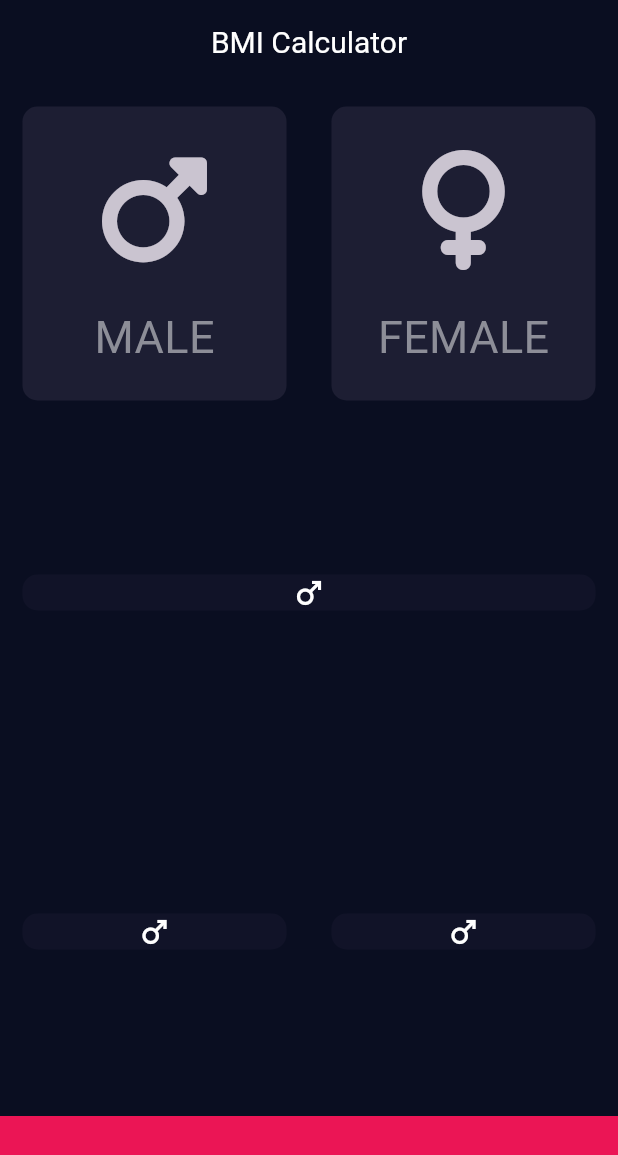
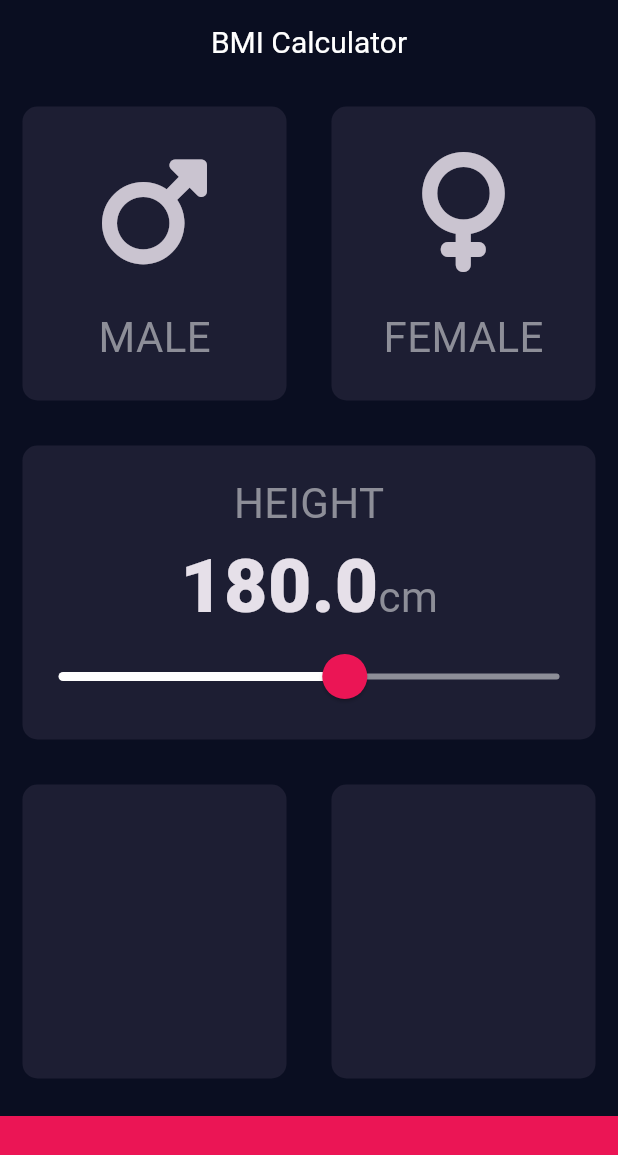
Before and after one commit to AhmedA005/BMICalculator, a Flutter app: the screen it shows after launch, on a phone screen of 412 x 824 dp. Shown: the top 1155 px of the screen. Run offline on Flutter 3.47's test engine with Material 3 defaults, Android fonts, the phone set to English and light mode, and no system bars; our stand-ins replace font_awesome_flutter.

Commit message:
refactor, added slider

```diff
--- /dev/null
+++ b/lib/constants.dart
@@ -0,0 +1,15 @@
+import 'package:flutter/material.dart';
+
+const kBottomContainerHeight = 80.0;
+const kBottomContainerColor = Color(0xFFEB1555);
+const kActiveCardColor = Color(0XFF111328);
+const kInactiveCardColor = Color(0XFF1D1E33);
+const kSliderActiveColor = Color(0xFFEB1555);
+const kSliderInactiveColor = Color(0xFF8D8E98);
+
+const kLabelTextStyle = TextStyle(
+  fontSize: 28,
+  color: Color(0xFF8D8E98),
+);
+
+const kNumberTextStyle = TextStyle(fontSize: 50, fontWeight: FontWeight.w900);
--- a/lib/icon_content.dart
+++ b/lib/icon_content.dart
@@ -1,15 +1,14 @@
 import 'package:flutter/material.dart';
 import 'package:font_awesome_flutter/font_awesome_flutter.dart';
 
-const genderTextStyle = TextStyle(
-  fontSize: 30,
-  color: Color(0xFF8D8E98),
-);
+import 'constants.dart';
 
 class IconContent extends StatelessWidget {
   const IconContent({super.key, required this.icon, required this.gender});
+
   final IconData icon;
   final String gender;
+
   @override
   Widget build(BuildContext context) {
     return Column(
@@ -25,7 +24,7 @@ class IconContent extends StatelessWidget {
         const SizedBox(
           height: 15,
         ),
-        Text(gender, style: genderTextStyle),
+        Text(gender, style: kLabelTextStyle),
       ],
     );
   }
--- a/lib/input_page.dart
+++ b/lib/input_page.dart
@@ -1,12 +1,9 @@
 import 'package:flutter/material.dart';
 import 'package:font_awesome_flutter/font_awesome_flutter.dart';
+
+import 'constants.dart';
 import 'icon_content.dart';
 import 'reusable_card.dart';
-
-const bottomContainerHeight = 80.0;
-const bottomContainerColor = Color(0xFFEB1555);
-const activeCardColor = Color(0XFF111328);
-const inactiveCardColor = Color(0XFF1D1E33);
 
 enum Gender { male, female }
 
@@ -18,9 +15,8 @@ class InputPage extends StatefulWidget {
 }
 
 class _InputPageState extends State<InputPage> {
-  Color maleCardColor = inactiveCardColor;
-  Color femaleCardColor = inactiveCardColor;
   Gender? selectedGender;
+  double height = 180;
 
   @override
   Widget build(BuildContext context) {
@@ -35,69 +31,117 @@ class _InputPageState extends State<InputPage> {
             child: Row(
               children: [
                 Expanded(
-                  child: GestureDetector(
-                    onTap: () {
+                  child: ReusableCard(
+                    onPress: () {
                       setState(() {
                         selectedGender = Gender.male;
                       });
                     },
-                    child: ReusableCard(
                     color: selectedGender == Gender.male
-                          ? activeCardColor
-                          : inactiveCardColor,
+                        ? kActiveCardColor
+                        : kInactiveCardColor,
                     cardChild: const IconContent(
                         icon: FontAwesomeIcons.mars, gender: 'MALE'),
                   ),
                 ),
-                ),
                 Expanded(
-                  child: GestureDetector(
-                    onTap: () {
+                  child: ReusableCard(
+                    onPress: () {
                       setState(() {
                         selectedGender = Gender.female;
                       });
                     },
-                    child: ReusableCard(
                     color: selectedGender == Gender.female
-                          ? activeCardColor
-                          : inactiveCardColor,
+                        ? kActiveCardColor
+                        : kInactiveCardColor,
                     cardChild: const IconContent(
                         icon: FontAwesomeIcons.venus, gender: 'FEMALE'),
-                    ),
                   ),
                 ),
               ],
             ),
           ),
-          const Expanded(
+          Expanded(
             child: Row(
               children: [
                 Expanded(
                   child: ReusableCard(
-                      color: activeCardColor, cardChild: FaIcon(Icons.male)),
+                    color: kInactiveCardColor,
+                    cardChild: Column(
+                      mainAxisAlignment: MainAxisAlignment.center,
+                      children: [
+                        const Text(
+                          'HEIGHT',
+                          style: kLabelTextStyle,
+                        ),
+                        Row(
+                          mainAxisAlignment: MainAxisAlignment.center,
+                          crossAxisAlignment: CrossAxisAlignment.baseline,
+                          textBaseline: TextBaseline.alphabetic,
+                          children: [
+                            Text(
+                              height.toString(),
+                              style: kNumberTextStyle,
+                            ),
+                            const Text(
+                              'cm',
+                              style: kLabelTextStyle,
+                            )
+                          ],
+                        ),
+                        SliderTheme(
+                          data: SliderTheme.of(context).copyWith(
+                            inactiveTrackColor: kSliderInactiveColor,
+                            thumbColor: const Color(0xFFEB1555),
+                            overlayColor: const Color(0x39EB1555),
+                            activeTrackColor: Colors.white,
+                            thumbShape: const RoundSliderThumbShape(
+                              enabledThumbRadius: 15,
+                            ),
+                            overlayShape: const RoundSliderOverlayShape(
+                                overlayRadius: 24),
+                          ),
+                          child: Slider(
+                            value: height,
+                            onChanged: (double newHeight) {
+                              setState(() {
+                                height = newHeight.floorToDouble();
+                              });
+                            },
+                            min: 140,
+                            max: 210,
+                          ),
+                        ),
+                      ],
+                    ),
+                  ),
                 )
               ],
             ),
           ),
-          const Expanded(
+          Expanded(
             child: Row(
               children: [
                 Expanded(
                   child: ReusableCard(
-                      color: activeCardColor, cardChild: FaIcon(Icons.male)),
+                    onPress: () {},
+                    color: kInactiveCardColor,
+                  ),
                 ),
                 Expanded(
                   child: ReusableCard(
-                      color: activeCardColor, cardChild: FaIcon(Icons.male)),
+                    onPress: () {},
+                    color: kInactiveCardColor,
+                  ),
                 ),
               ],
             ),
           ),
           Container(
-            color: bottomContainerColor,
+            color: kBottomContainerColor,
             margin: const EdgeInsets.only(top: 10),
             width: double.infinity,
-            height: bottomContainerHeight,
+            height: kBottomContainerHeight,
           )
         ],
       ),
--- a/lib/main.dart
+++ b/lib/main.dart
@@ -1,5 +1,7 @@
 import 'package:flutter/material.dart';
+
 import 'input_page.dart';
+
 void main() {
   runApp(const BMICalculator());
 }
@@ -20,7 +22,7 @@ class BMICalculator extends StatelessWidget {
           titleTextStyle: TextStyle(color: Colors.white, fontSize: 20),
         ),
 
-        scaffoldBackgroundColor: Color(0xFF0A0E21),
+        scaffoldBackgroundColor: const Color(0xFF0A0E21),
       ),
       home: const InputPage(),
     );
--- a/lib/reusable_card.dart
+++ b/lib/reusable_card.dart
@@ -2,17 +2,24 @@ import 'package:flutter/material.dart';
 
 class ReusableCard extends StatelessWidget {
   final Color color;
-  final Widget cardChild;
-  const ReusableCard({super.key, required this.color, required this.cardChild});
+  final Widget? cardChild;
+  final VoidCallback? onPress;
+
+  const ReusableCard(
+      {super.key, required this.color, this.cardChild, this.onPress});
+
   @override
   Widget build(BuildContext context) {
-    return Container(
-      margin: const EdgeInsets.all(15),
-      decoration: BoxDecoration(
-        borderRadius: BorderRadius.circular(10),
-        color: color,
+    return GestureDetector(
+      onTap: onPress,
+      child: Container(
+        margin: const EdgeInsets.all(15),
+        decoration: BoxDecoration(
+          borderRadius: BorderRadius.circular(10),
+          color: color,
+        ),
+        child: cardChild,
       ),
-      child: cardChild,
     );
   }
 }
```
Also changed, not shown: 1 other file. Lines whose indentation alone changed are shown as unchanged.
